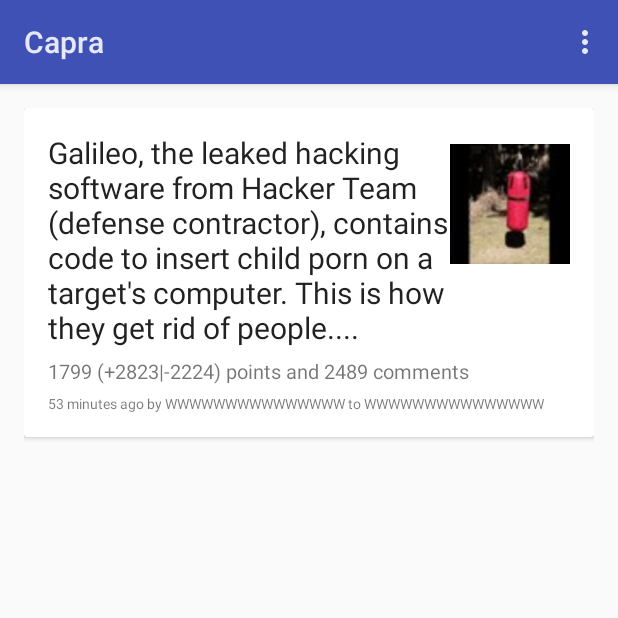
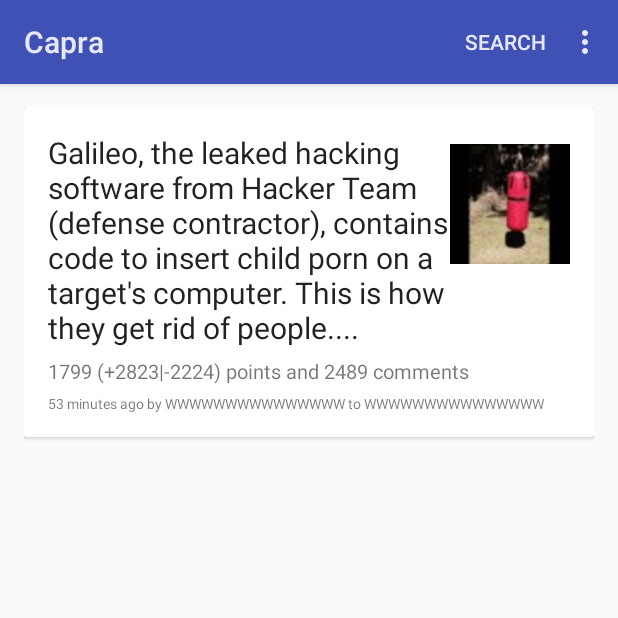
Before and after one commit to notdisliked/Capra, an Android app: the screen it shows after launch (MainActivity), on a phone screen of 412 x 824 dp, the top half of it. Run offline under Robolectric (Android 15) with nearby library versions, the phone set to English and light mode, and no system bars.

```diff
--- a/app/build.gradle
+++ b/app/build.gradle
@@ -20,7 +20,9 @@ android {
 }
 
 dependencies {
-    compile fileTree(dir: 'libs', include: ['*.jar'])
+    compile fileTree(include: ['*.jar'], dir: 'libs')
     compile 'com.android.support:cardview-v7:21.0.+'
     compile 'com.android.support:recyclerview-v7:21.0.+'
+    compile 'org.apache.directory.studio:org.apache.commons.io:2.4'
+    compile 'com.google.guava:guava:18.0'
 }
--- a/app/src/main/AndroidManifest.xml
+++ b/app/src/main/AndroidManifest.xml
@@ -1,7 +1,7 @@
 <?xml version="1.0" encoding="utf-8"?>
 <manifest xmlns:android="http://schemas.android.com/apk/res/android"
     package="notdisliked.github.com.capra" >
-
+    <uses-permission android:name="android.permission.INTERNET" />
     <application
         android:allowBackup="true"
         android:icon="@mipmap/ic_launcher"
--- a/app/src/main/java/notdisliked/github/com/capra/Models/Post.java
+++ b/app/src/main/java/notdisliked/github/com/capra/Models/Post.java
@@ -1,4 +1,6 @@
 package notdisliked.github.com.capra.Models;
+
+import android.view.View;
 
 /**
  * Created by notdi on 7/10/2015.
@@ -14,5 +16,8 @@ public class Post {
     String Content;
 
 
+    public void openComments(View view){
 
+        System.out.println("open comments!");
+    }
 }
--- a/app/src/main/res/layout/picture_post.xml
+++ b/app/src/main/res/layout/picture_post.xml
@@ -6,6 +6,7 @@
         xmlns:card_view="http://schemas.android.com/apk/res-auto"
         android:layout_width="match_parent"
         android:layout_height="wrap_content"
+        android:onClick="openComments"
         card_view:cardElevation="2dp">
         <LinearLayout android:orientation="vertical"
             android:padding="8dp"
--- a/app/src/main/res/menu/menu_main.xml
+++ b/app/src/main/res/menu/menu_main.xml
@@ -1,5 +1,11 @@
 <menu xmlns:android="http://schemas.android.com/apk/res/android"
     xmlns:tools="http://schemas.android.com/tools" tools:context=".MainActivity">
-    <item android:id="@+id/action_settings" android:title="@string/action_settings"
-        android:orderInCategory="100" android:showAsAction="never" />
+    <item android:id="@+id/action_settings"
+        android:title="@string/action_settings"
+        android:orderInCategory="100"
+        android:showAsAction="never" />
+    <item android:id="@+id/action_search"
+        android:title="Search"
+        android:orderInCategory="20"
+        android:showAsAction="always"/>
 </menu>
```
Also changed, not shown: app/src/main/java/notdisliked/github/com/capra/CallAPI.java (added, +22 -0 lines), app/src/main/java/notdisliked/github/com/capra/MainActivity.java (+55 -1 lines), 1 other file.
